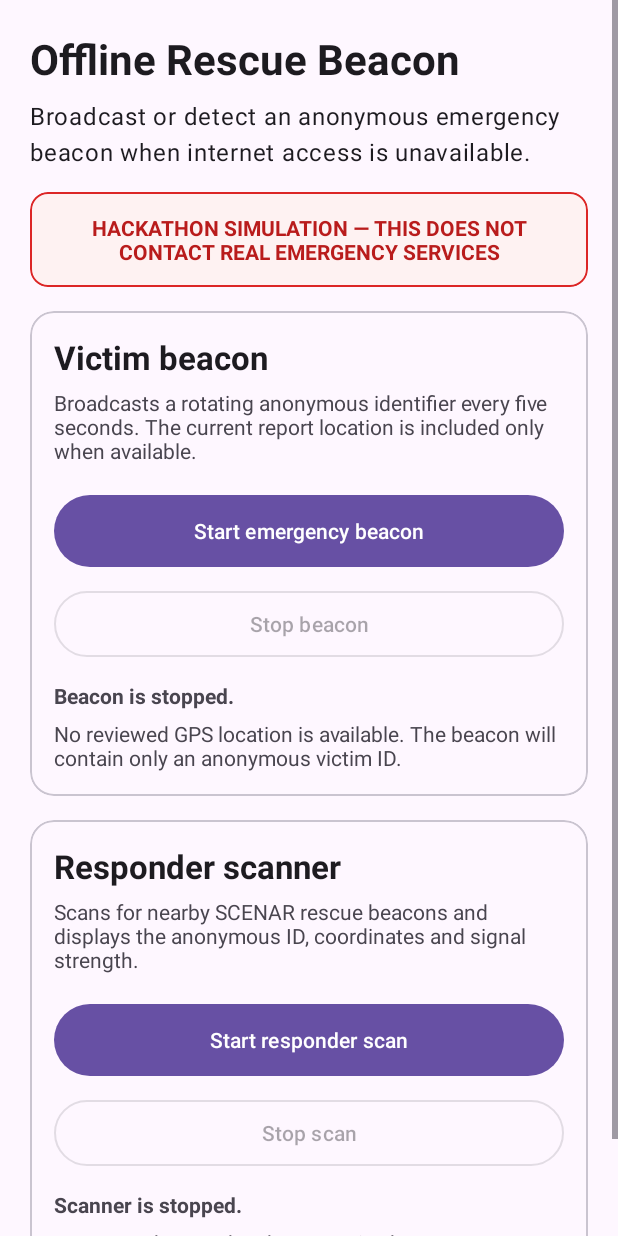
After one commit to Ibrahim2709-raaz/scenar, an Android app: the BeaconDemoActivity screen opened directly, with no data from a screen before it, on a phone screen of 412 x 824 dp. The commit adds this screen. Run offline under Robolectric (Android 15) with nearby library versions, the phone set to English and light mode, and no system bars.

Commit message:
feat: add offline rescue beacon demo UI

```diff
--- a/app/src/main/AndroidManifest.xml
+++ b/app/src/main/AndroidManifest.xml
@@ -41,6 +41,12 @@
             android:exported="false"
             android:theme="@style/Theme.SCENAR.Victim"
             android:windowSoftInputMode="adjustResize" />
+
+        <activity
+            android:name=".ui.beacon.BeaconDemoActivity"
+            android:exported="false"
+            android:windowSoftInputMode="adjustResize" />
+
         <activity
             android:name=".MainActivity"
             android:exported="true"
--- /dev/null
+++ b/app/src/main/res/layout/activity_beacon_demo.xml
@@ -0,0 +1,171 @@
+<?xml version="1.0" encoding="utf-8"?>
+<ScrollView xmlns:android="http://schemas.android.com/apk/res/android"
+    xmlns:app="http://schemas.android.com/apk/res-auto"
+    android:layout_width="match_parent"
+    android:layout_height="match_parent"
+    android:fillViewport="true">
+
+    <LinearLayout
+        android:layout_width="match_parent"
+        android:layout_height="wrap_content"
+        android:orientation="vertical"
+        android:padding="20dp">
+
+        <TextView
+            android:layout_width="match_parent"
+            android:layout_height="wrap_content"
+            android:text="@string/offline_beacon_title"
+            android:textAppearance="?attr/textAppearanceHeadlineMedium"
+            android:textStyle="bold" />
+
+        <TextView
+            android:layout_width="match_parent"
+            android:layout_height="wrap_content"
+            android:layout_marginTop="8dp"
+            android:text="@string/offline_beacon_description"
+            android:textAppearance="?attr/textAppearanceBodyLarge" />
+
+        <com.google.android.material.card.MaterialCardView
+            android:layout_width="match_parent"
+            android:layout_height="wrap_content"
+            android:layout_marginTop="16dp"
+            app:cardBackgroundColor="#FEF2F2"
+            app:cardCornerRadius="12dp"
+            app:strokeColor="#DC2626"
+            app:strokeWidth="1dp">
+
+            <TextView
+                android:layout_width="match_parent"
+                android:layout_height="wrap_content"
+                android:gravity="center"
+                android:padding="14dp"
+                android:text="@string/beacon_simulation_warning"
+                android:textColor="#B91C1C"
+                android:textStyle="bold" />
+
+        </com.google.android.material.card.MaterialCardView>
+
+        <com.google.android.material.card.MaterialCardView
+            android:layout_width="match_parent"
+            android:layout_height="wrap_content"
+            android:layout_marginTop="16dp"
+            app:cardCornerRadius="16dp">
+
+            <LinearLayout
+                android:layout_width="match_parent"
+                android:layout_height="wrap_content"
+                android:orientation="vertical"
+                android:padding="16dp">
+
+                <TextView
+                    android:layout_width="match_parent"
+                    android:layout_height="wrap_content"
+                    android:text="@string/victim_beacon_section"
+                    android:textAppearance="?attr/textAppearanceTitleLarge"
+                    android:textStyle="bold" />
+
+                <TextView
+                    android:layout_width="match_parent"
+                    android:layout_height="wrap_content"
+                    android:layout_marginTop="6dp"
+                    android:text="@string/victim_beacon_description" />
+
+                <com.google.android.material.button.MaterialButton
+                    android:id="@+id/start_beacon_button"
+                    android:layout_width="match_parent"
+                    android:layout_height="56dp"
+                    android:layout_marginTop="16dp"
+                    android:text="@string/start_emergency_beacon" />
+
+                <com.google.android.material.button.MaterialButton
+                    android:id="@+id/stop_beacon_button"
+                    style="@style/Widget.Material3.Button.OutlinedButton"
+                    android:layout_width="match_parent"
+                    android:layout_height="52dp"
+                    android:layout_marginTop="8dp"
+                    android:text="@string/stop_emergency_beacon" />
+
+                <TextView
+                    android:id="@+id/beacon_status"
+                    android:layout_width="match_parent"
+                    android:layout_height="wrap_content"
+                    android:layout_marginTop="12dp"
+                    android:text="@string/beacon_stopped"
+                    android:textStyle="bold" />
+
+                <TextView
+                    android:id="@+id/beacon_details"
+                    android:layout_width="match_parent"
+                    android:layout_height="wrap_content"
+                    android:layout_marginTop="6dp"
+                    android:text="@string/beacon_without_location"
+                    android:textIsSelectable="true" />
+
+            </LinearLayout>
+
+        </com.google.android.material.card.MaterialCardView>
+
+        <com.google.android.material.card.MaterialCardView
+            android:layout_width="match_parent"
+            android:layout_height="wrap_content"
+            android:layout_marginTop="16dp"
+            android:layout_marginBottom="20dp"
+            app:cardCornerRadius="16dp">
+
+            <LinearLayout
+                android:layout_width="match_parent"
+                android:layout_height="wrap_content"
+                android:orientation="vertical"
+                android:padding="16dp">
+
+                <TextView
+                    android:layout_width="match_parent"
+                    android:layout_height="wrap_content"
+                    android:text="@string/responder_scanner_section"
+                    android:textAppearance="?attr/textAppearanceTitleLarge"
+                    android:textStyle="bold" />
+
+                <TextView
+                    android:layout_width="match_parent"
+                    android:layout_height="wrap_content"
+                    android:layout_marginTop="6dp"
+                    android:text="@string/responder_scanner_description" />
+
+                <com.google.android.material.button.MaterialButton
+                    android:id="@+id/start_scan_button"
+                    android:layout_width="match_parent"
+                    android:layout_height="56dp"
+                    android:layout_marginTop="16dp"
+                    android:text="@string/start_responder_scan" />
+
+                <com.google.android.material.button.MaterialButton
+                    android:id="@+id/stop_scan_button"
+                    style="@style/Widget.Material3.Button.OutlinedButton"
+                    android:layout_width="match_parent"
+                    android:layout_height="52dp"
+                    android:layout_marginTop="8dp"
+                    android:text="@string/stop_responder_scan" />
+
+                <TextView
+                    android:id="@+id/scan_status"
+                    android:layout_width="match_parent"
+                    android:layout_height="wrap_content"
+                    android:layout_marginTop="12dp"
+                    android:text="@string/scan_stopped"
+                    android:textStyle="bold" />
+
+                <TextView
+                    android:id="@+id/scan_details"
+                    android:layout_width="match_parent"
+                    android:layout_height="wrap_content"
+                    android:layout_marginTop="6dp"
+                    android:text="@string/no_beacon_received"
+                    android:textIsSelectable="true" />
+
+            </LinearLayout>
+
+        </com.google.android.material.card.MaterialCardView>
+
+    </LinearLayout>
+
+</ScrollView>
--- a/app/src/main/res/values/strings.xml
+++ b/app/src/main/res/values/strings.xml
@@ -67,4 +67,39 @@
     <string name="demo_recipients">Demo recipients (fictional): Demo Contact A (555-0199) and a demo mutual aid desk</string>
     <string name="ble_preview_title">BLE payload preview (simulation only)</string>
     <string name="ble_preview_note">Preview only. Bluetooth is not used and nothing is transmitted.</string>
+    <!-- Offline BLE rescue demo -->
+    <string name="open_beacon_demo">Offline Rescue Beacon</string>
+    <string name="offline_beacon_title">Offline Rescue Beacon</string>
+    <string name="offline_beacon_description">Broadcast or detect an anonymous emergency beacon when internet access is unavailable.</string>
+    <string name="beacon_simulation_warning">HACKATHON SIMULATION — THIS DOES NOT CONTACT REAL EMERGENCY SERVICES</string>
+
+    <string name="victim_beacon_section">Victim beacon</string>
+    <string name="victim_beacon_description">Broadcasts a rotating anonymous identifier every five seconds. The current report location is included only when available.</string>
+    <string name="start_emergency_beacon">Start emergency beacon</string>
+    <string name="stop_emergency_beacon">Stop beacon</string>
+    <string name="beacon_starting">Starting Bluetooth beacon…</string>
+    <string name="beacon_active">Emergency beacon is broadcasting.</string>
+    <string name="beacon_payload_updated">Beacon payload updated.</string>
+    <string name="beacon_stopping">Stopping Bluetooth beacon…</string>
+    <string name="beacon_stopped">Beacon is stopped.</string>
+    <string name="beacon_failed">The Bluetooth beacon could not start.</string>
+    <string name="beacon_already_active">The beacon is already active.</string>
+    <string name="beacon_permission_denied">Bluetooth advertising permission was denied.</string>
+    <string name="beacon_without_location">No reviewed GPS location is available. The beacon will contain only an anonymous victim ID.</string>
+    <string name="beacon_with_report_location">The reviewed incident coordinates will be included in the beacon.</string>
+
+    <string name="responder_scanner_section">Responder scanner</string>
+    <string name="responder_scanner_description">Scans for nearby SCENAR rescue beacons and displays the anonymous ID, coordinates and signal strength.</string>
+    <string name="start_responder_scan">Start responder scan</string>
+    <string name="stop_responder_scan">Stop scan</string>
+    <string name="scan_starting">Starting Bluetooth scan…</string>
+    <string name="scan_active">Scanning for nearby rescue beacons…</string>
+    <string name="scan_stopped">Scanner is stopped.</string>
+    <string name="scan_already_active">The responder scanner is already active.</string>
+    <string name="scan_permission_denied">Bluetooth scanning permission was denied.</string>
+    <string name="scan_failed">The Bluetooth scanner could not start.</string>
+    <string name="beacon_detected">Nearby rescue beacon detected.</string>
+    <string name="no_beacon_received">No rescue beacon has been received yet.</string>
+    <string name="packet_rejected">An invalid or expired beacon packet was rejected.</string>
+
 </resources>
```
Also changed, not shown: app/src/main/java/com/example/scenar/MainActivity.java (+45 -15 lines), app/src/main/java/com/example/scenar/ui/beacon/BeaconDemoActivity.java (added, +379 -0 lines), app/src/main/java/com/example/scenar/ui/home/HomeFragment.java (+26 -11 lines), app/src/main/res/layout/fragment_home.xml (+17 -1 lines).
